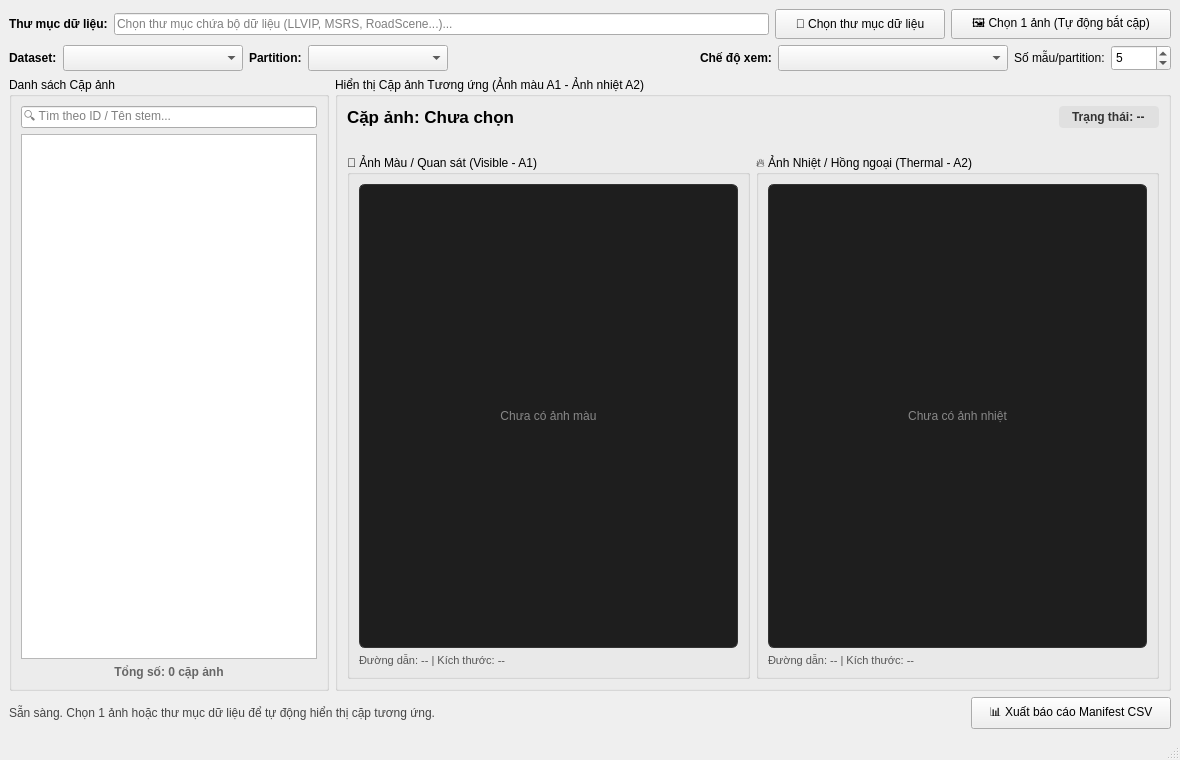
Qt form mainwindow.ui (CinnaPea/2026-fusion-research) before a commit.
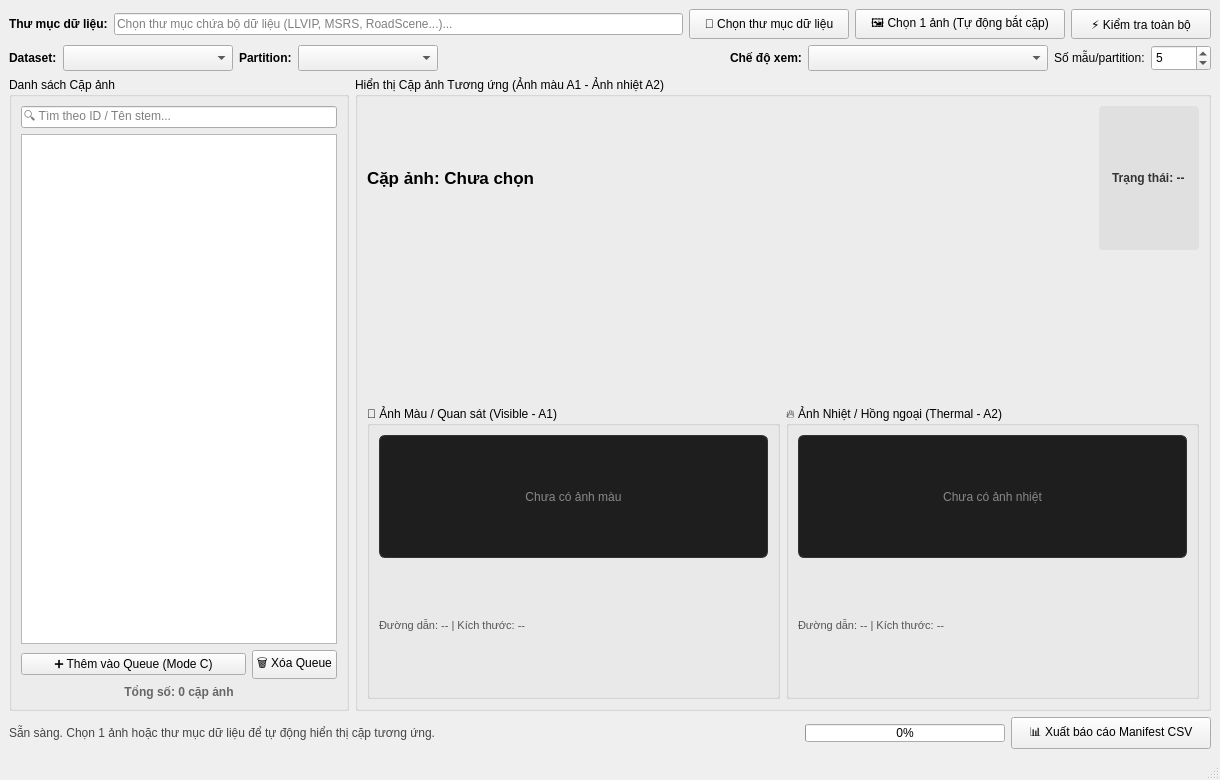
The same form after that commit.

Commit message: Phase 1 Finalization: Fast lazy loading, viewport auto-scale fix, canonical single-image resolver, RoadScene all partition, dataset dimension policies, Selection Queue (Mode B+C), and bottom ProgressBar

Diff of the .ui file:
```diff
--- a/mainwindow.ui
+++ b/mainwindow.ui
@@ -6,8 +6,8 @@
    <rect>
     <x>0</x>
     <y>0</y>
-    <width>1180</width>
-    <height>760</height>
+    <width>1220</width>
+    <height>780</height>
    </rect>
   </property>
   <property name="windowTitle">
@@ -44,7 +44,7 @@
         </property>
         <property name="minimumSize">
          <size>
-          <width>170</width>
+          <width>160</width>
           <height>30</height>
          </size>
         </property>
@@ -57,12 +57,28 @@
         </property>
         <property name="minimumSize">
          <size>
-          <width>220</width>
+          <width>210</width>
           <height>30</height>
          </size>
         </property>
        </widget>
       </item>
+      <item>
+       <widget class="QPushButton" name="btnFullValidation">
+        <property name="text">
+         <string>⚡ Kiểm tra toàn bộ</string>
+        </property>
+        <property name="minimumSize">
+         <size>
+          <width>140</width>
+          <height>30</height>
+         </size>
+        </property>
+        <property name="toolTip">
+         <string>Chạy kiểm định và giải mã toàn bộ cặp ảnh trong tập dữ liệu</string>
+        </property>
+       </widget>
+      </item>
      </layout>
     </item>
 
@@ -85,7 +101,7 @@
        <widget class="QComboBox" name="cbDatasetSelect">
         <property name="minimumSize">
          <size>
-          <width>180</width>
+          <width>170</width>
           <height>26</height>
          </size>
         </property>
@@ -142,7 +158,7 @@
        <widget class="QComboBox" name="cbViewMode">
         <property name="minimumSize">
          <size>
-          <width>230</width>
+          <width>240</width>
           <height>26</height>
          </size>
         </property>
@@ -158,7 +174,7 @@
       <item>
        <widget class="QSpinBox" name="spnSampleCount">
         <property name="minimum">
-         <number>1</number>
+         <number>2</number>
         </property>
         <property name="maximum">
          <number>500</number>
@@ -185,7 +201,7 @@
        <widget class="QGroupBox" name="grpPairList">
         <property name="maximumSize">
          <size>
-          <width>320</width>
+          <width>340</width>
           <height>16777215</height>
          </size>
         </property>
@@ -203,6 +219,34 @@
          <item>
           <widget class="QListWidget" name="lstImagePairs"/>
          </item>
+         <!-- Queue Buttons -->
+         <item>
+          <layout class="QHBoxLayout" name="queueActionsLayout">
+           <item>
+            <widget class="QPushButton" name="btnAddToQueue">
+             <property name="text">
+              <string>➕ Thêm vào Queue (Mode C)</string>
+             </property>
+             <property name="toolTip">
+              <string>Thêm cặp ảnh đang chọn vào Hàng đợi chọn mẫu</string>
+             </property>
+            </widget>
+           </item>
+           <item>
+            <widget class="QPushButton" name="btnClearQueue">
+             <property name="text">
+              <string>🗑️ Xóa Queue</string>
+             </property>
+             <property name="maximumSize">
+              <size>
+               <width>85</width>
+               <height>16777215</height>
+              </size>
+             </property>
+            </widget>
+           </item>
+          </layout>
+         </item>
          <item>
           <widget class="QLabel" name="lblPairCount">
            <property name="text">
@@ -298,11 +342,17 @@
               <item>
                <widget class="QLabel" name="lblVisibleImage">
                 <property name="sizePolicy">
-                 <sizepolicy hsizetype="Expanding" vsizetype="Expanding">
+                 <sizepolicy hsizetype="Ignored" vsizetype="Ignored">
                   <horstretch>0</horstretch>
                   <verstretch>0</verstretch>
                  </sizepolicy>
                 </property>
+                <property name="minimumSize">
+                 <size>
+                  <width>0</width>
+                  <height>0</height>
+                 </size>
+                </property>
                 <property name="alignment">
                  <set>Qt::AlignCenter</set>
                 </property>
@@ -340,11 +390,17 @@
               <item>
                <widget class="QLabel" name="lblThermalImage">
                 <property name="sizePolicy">
-                 <sizepolicy hsizetype="Expanding" vsizetype="Expanding">
+                 <sizepolicy hsizetype="Ignored" vsizetype="Ignored">
                   <horstretch>0</horstretch>
                   <verstretch>0</verstretch>
                  </sizepolicy>
                 </property>
+                <property name="minimumSize">
+                 <size>
+                  <width>0</width>
+                  <height>0</height>
+                 </size>
+                </property>
                 <property name="alignment">
                  <set>Qt::AlignCenter</set>
                 </property>
@@ -399,12 +455,34 @@
         </property>
         <property name="sizeHint" stdset="0">
          <size>
-          <width>40</width>
+          <width>20</width>
           <height>20</height>
          </size>
         </property>
        </spacer>
       </item>
+      <item>
+       <widget class="QProgressBar" name="prgLoading">
+        <property name="minimumSize">
+         <size>
+          <width>160</width>
+          <height>18</height>
+         </size>
+        </property>
+        <property name="maximumSize">
+         <size>
+          <width>200</width>
+          <height>18</height>
+         </size>
+        </property>
+        <property name="value">
+         <number>0</number>
+        </property>
+        <property name="textVisible">
+         <bool>true</bool>
+        </property>
+       </widget>
+      </item>
       <item>
        <widget class="QPushButton" name="btnExportCsv">
         <property name="text">
```
Left out of the diff: 8 changed lines with no effect on the pictures. The commit also changes 2 other files.
